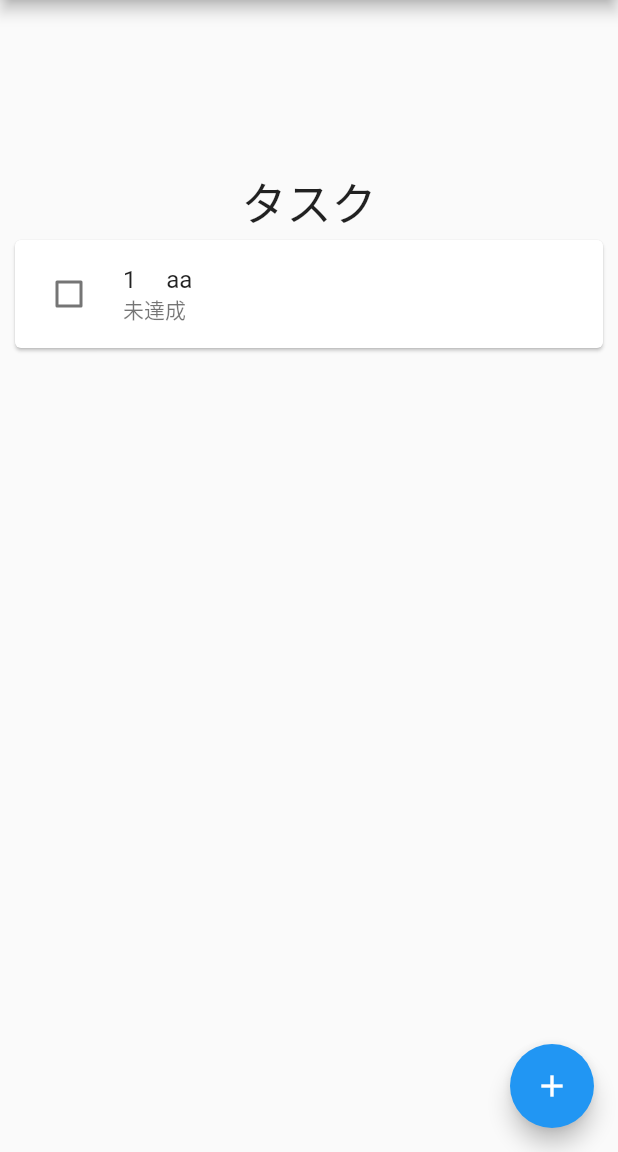
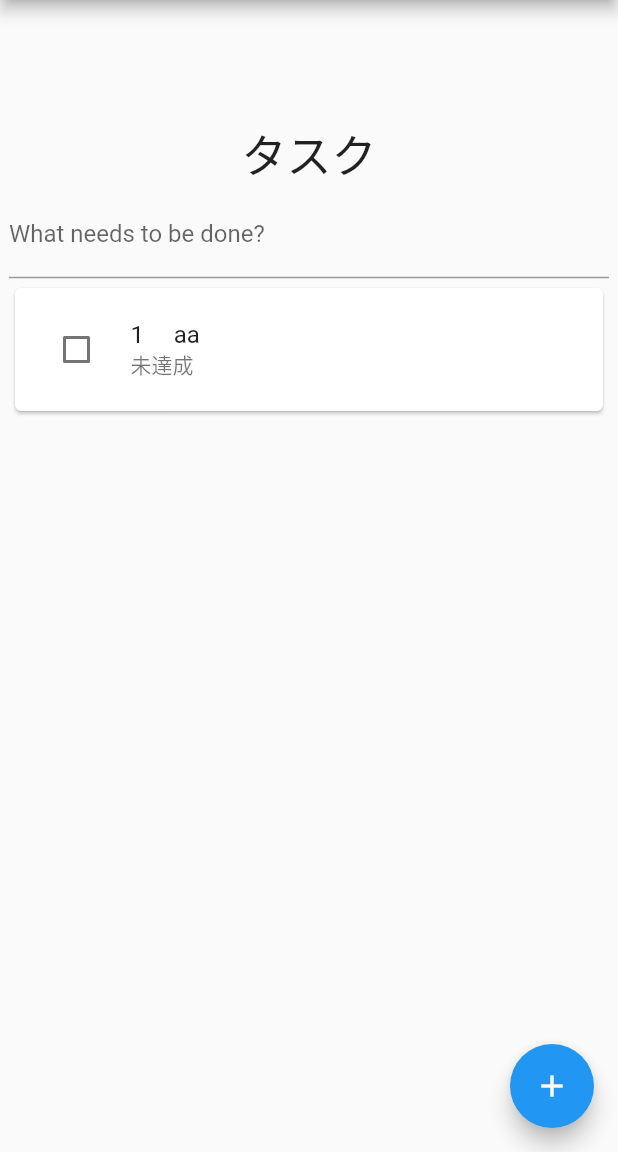
Before and after one commit to SSOkada/Todo, a Flutter app: the screen it shows after launch, on a phone screen of 412 x 824 dp, the part 84-1236 px from its top. Run offline on Flutter 3.47's test engine with Material 2 defaults, Android fonts, the phone set to English and light mode, and no system bars; our stand-ins replace flutter_hooks, flutter_riverpod, hooks_riverpod.

Commit message:
検索機能実装 ※リスト追加時表示更新されない

```diff
--- a/lib/main.dart
+++ b/lib/main.dart
@@ -24,6 +24,7 @@ class MyApp extends StatelessWidget {
   @override
   Widget build(BuildContext context) {
     return MaterialApp(
+      debugShowCheckedModeBanner: false,
       title: 'Flutter Demo',
       theme: ThemeData(
         primarySwatch: Colors.blue,
--- a/lib/screens/todo/todo.dart
+++ b/lib/screens/todo/todo.dart
@@ -5,11 +5,13 @@ import 'package:flutter_riverpod/flutter_riverpod.dart';
 import 'package:helloworld/main.dart';
 import 'package:helloworld/state/todo_provider.dart';
 import 'package:hooks_riverpod/hooks_riverpod.dart';
+import 'package:flutter_hooks/flutter_hooks.dart';
 import 'package:provider/provider.dart';
 
 import '../../compornets/input_dialog.dart';
 import '../../model/todo_data.dart';
 import '../../state/test.dart';
+import 'package:flutter_hooks/flutter_hooks.dart';
 
 final test = StateNotifierProvider<Test, String>((ref) => Test());
 
@@ -18,6 +20,8 @@ class ToDo extends HookConsumerWidget {
 
   @override
   Widget build(BuildContext context, WidgetRef ref) {
+    final newTodoController = useTextEditingController();
+    ValueNotifier<List<todoData>> todoList = useState(ref.watch(todoProvider));
     return Scaffold(
       drawer: Drawer(),
       appBar: AppBar(
@@ -31,35 +35,51 @@ class ToDo extends HookConsumerWidget {
               'タスク',
               style: TextStyle(fontSize: 30),
             ),
+            Container(
+              margin: const EdgeInsets.all(2.5),
+              child: SizedBox(
+                width: 400,
+                child: TextField(
+                  controller: newTodoController,
+                  decoration: const InputDecoration(
+                    labelText: 'What needs to be done?',
+                  ),
+                  onChanged: (value) {
+                    todoList.value =
+                        ref.read(todoProvider.notifier).filterTodo(value);
+                  },
+                ),
+              ),
+            ),
             SizedBox(
               height: 500,
               width: 400,
               child: ListView.builder(
-                itemCount: ref.watch(todoProvider).length,
+                itemCount: todoList.value.length,
                 itemBuilder: (
                   BuildContext context,
                   int index,
                 ) {
                   print('index');
                   print(index);
-                  print(ref.watch(todoProvider).length);
+                  print(todoList.value.length);
                   return Card(
                     child: Container(
+                      margin: const EdgeInsets.all(5),
                       child: Column(
                         children: <Widget>[
                           CheckboxListTile(
                             activeColor: Colors.blue,
-                            title: Text(ref.watch(todoProvider)[index] != null
-                                ? ref.watch(todoProvider)[index].id.toString() +
+                            title: Text(todoList.value[index] != null
+                                ? todoList.value[index].id.toString() +
                                     '     ' +
-                                    ref.watch(todoProvider)[index].name
+                                    todoList.value[index].name
                                 : ''),
-                            subtitle: Text(ref.watch(todoProvider)[index].flg
-                                ? '達成済'
-                                : '未達成'),
+                            subtitle:
+                                Text(todoList.value[index].flg ? '達成済' : '未達成'),
                             controlAffinity: ListTileControlAffinity.leading,
-                            value: ref.watch(todoProvider)[index] != null
-                                ? ref.watch(todoProvider)[index].flg
+                            value: todoList.value[index] != null
+                                ? todoList.value[index].flg
                                 : false,
                             onChanged: (value) {
                               ref
@@ -82,7 +102,7 @@ class ToDo extends HookConsumerWidget {
           print('クリック');
           ref.read(test.notifier).addToDo('oooo');
           InputDialog(context, ref);
-          print(ref.watch(todoProvider).length);
+          print(todoList.value.length);
           print('ref.watch(_todoProvider).length');
         },
         tooltip: 'Increment',
--- a/lib/state/todo_provider.dart
+++ b/lib/state/todo_provider.dart
@@ -17,6 +17,13 @@ class TodoNotifier extends StateNotifier<List<todoData>> {
     state = List.from(state)..removeAt(index);
   }
 
+  List<todoData> filterTodo(String value) {
+    List<todoData> filterAddTodo =
+        state.where((todoData todo) => todo.name.contains(value)).toList();
+    print(filterAddTodo);
+    return filterAddTodo;
+  }
+
   int nextId() {
     int id = 0;
     state.forEach((todo) {
--- a/pubspec.yaml
+++ b/pubspec.yaml
@@ -39,6 +39,7 @@ dependencies:
   flutter_riverpod: ^2.3.5
   hooks_riverpod: ^2.3.5
   freezed: ^2.3.2
+  flutter_hooks: ^0.18.6
 
 dev_dependencies:
   flutter_test:
```
